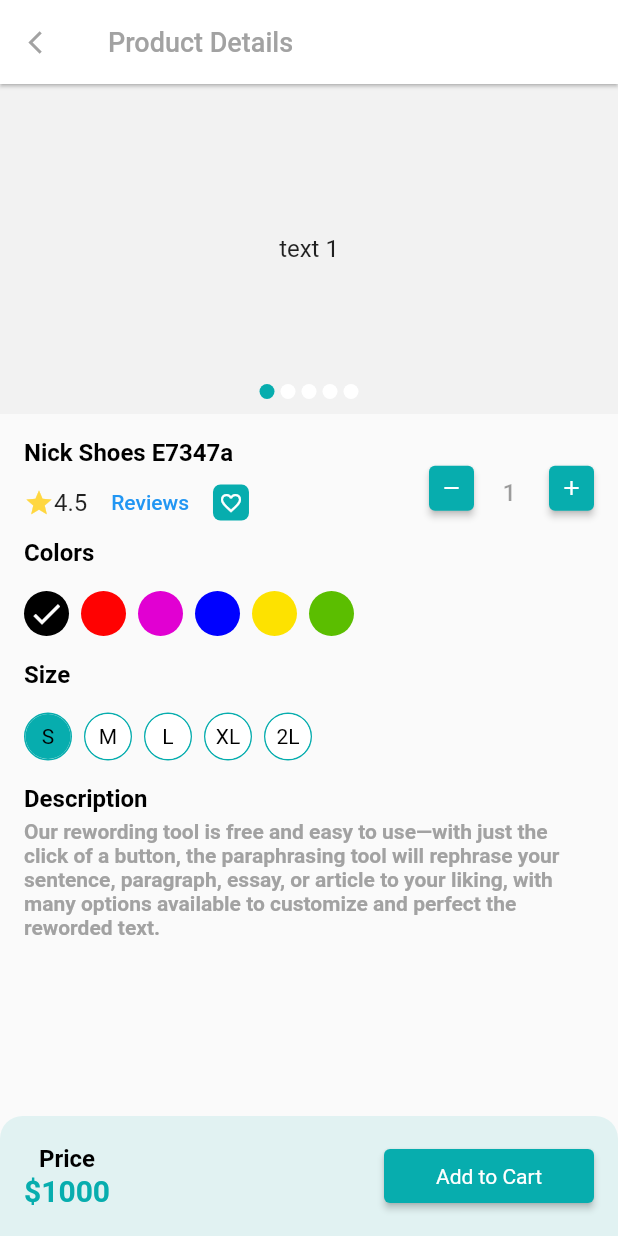
After one commit to dipu363/E-Commarce_craftybay, a Flutter app: the ProductDetailsScreen screen opened directly, on a phone screen of 412 x 824 dp. The commit adds this screen. Run offline on Flutter 3.47's test engine with Material 2 defaults, Android fonts, the phone set to English and light mode, and no system bars; drawn by our look-alikes of carousel_slider; our stand-ins replace get, pin_code_fields.

Commit message:
product detail screen design done

```diff
--- a/lib/ui/screen/home_screen.dart
+++ b/lib/ui/screen/home_screen.dart
@@ -1,9 +1,12 @@
+
+import 'package:craftybay/ui/screen/product_list_screen.dart';
+import 'package:craftybay/ui/state_managers/buttom_nav_bar_controller.dart';
 
 import '../widget/caregoty_card_widget.dart';
 import '../widget/product_card_widget.dart';
 
 import 'package:flutter/material.dart';
-
+import 'package:get/get.dart';
 import '../widget/home/app_bar_icon_boutton.dart';
 import '../widget/home/home_carosel.dart';
 import '../widget/home/marker_title.dart';
@@ -47,7 +50,9 @@ class _HomeScreenState extends State<HomeScreen> {
                 const SizedBox(height: 8),
                  MarkerTitleWidget(
                   title: 'All Categories',
-                  onTap: (){},
+                  onTap: (){
+                    Get.find<BottomNabBarController>().changeIndex(1);
+                  },
                 ),
                 const SizedBox(height: 8),
                  SingleChildScrollView(
@@ -66,7 +71,9 @@ class _HomeScreenState extends State<HomeScreen> {
                 const SizedBox(height: 8),
                  MarkerTitleWidget(
                   title: 'Popular',
-                   onTap: (){},
+                   onTap: (){
+                     Get.to(const ProductListScreen());
+                   },
                 ),
                 const SizedBox(height: 8),
                 SingleChildScrollView(
@@ -83,7 +90,9 @@ class _HomeScreenState extends State<HomeScreen> {
                 const SizedBox(height: 8),
                  MarkerTitleWidget(
                    title: 'Spacial',
-                   onTap: (){},
+                   onTap: (){
+                     Get.to(const ProductListScreen());
+                   },
                  ),
                 const SizedBox(height: 8),
                 SingleChildScrollView(
@@ -100,7 +109,9 @@ class _HomeScreenState extends State<HomeScreen> {
                 const SizedBox(height: 8),
                  MarkerTitleWidget(
                    title: 'New',
-                   onTap: (){},
+                   onTap: (){
+                     Get.to(const ProductListScreen());
+                   },
                  ),
                 const SizedBox(height: 8),
                 SingleChildScrollView(
--- /dev/null
+++ b/lib/ui/screen/product_details_screen.dart
@@ -0,0 +1,280 @@
+import '/ui/widget/common_elevated_button.dart';
+
+import '/ui/widget/product_details/product_image_carousel_widget.dart';
+import 'package:flutter/material.dart';
+
+import '../utils/app_colors.dart';
+import '../widget/product_details/product_stepper_widget.dart';
+
+class ProductDetailsScreen extends StatefulWidget {
+  const ProductDetailsScreen({Key? key}) : super(key: key);
+
+  @override
+  State<ProductDetailsScreen> createState() => _ProductDetailsScreenState();
+}
+
+class _ProductDetailsScreenState extends State<ProductDetailsScreen> {
+  List<Color> colors = const [
+    Color(0xFF000000),
+    Color(0xFFFF0202),
+    Color(0xFFE100D2),
+    Color(0xFF0001FF),
+    Color(0xFFFDE200),
+    Color(0xFF5BBE00),
+  ];
+
+  List<String> size = [
+    'S',
+    'M',
+    'L',
+    'XL',
+    '2L',
+  ];
+
+  Color selectedColor = const Color(0xFF000000);
+  String selectedSize = 'S';
+
+  @override
+  Widget build(BuildContext context) {
+    return Scaffold(
+      appBar: AppBar(
+        leading: IconButton(
+          onPressed: () {},
+          icon: const Icon(Icons.arrow_back_ios),
+        ),
+        title: const Text('Product Details'),
+      ),
+      body: Column(
+        crossAxisAlignment: CrossAxisAlignment.start,
+        children: [
+          Expanded(
+            child: SingleChildScrollView(
+              child: Column(
+                children: [
+                  ProductImageCarousel(),
+                  Padding(
+                    padding: const EdgeInsets.all(16.0),
+                    child: Column(
+                      crossAxisAlignment: CrossAxisAlignment.start,
+                      children: [
+                        Row(
+                          mainAxisAlignment: MainAxisAlignment.start,
+                          children: [
+                            Expanded(
+                              child: Column(
+                                crossAxisAlignment: CrossAxisAlignment.start,
+                                children: [
+                                  const Text(
+                                    'Nick Shoes E7347a',
+                                    style: TextStyle(
+                                        fontSize: 16,
+                                        fontWeight: FontWeight.bold,
+                                        color: blackColor),
+                                  ),
+                                  Row(
+                                    children: [
+                                      Wrap(
+                                        crossAxisAlignment:
+                                            WrapCrossAlignment.center,
+                                        children: const [
+                                          Icon(
+                                            Icons.star,
+                                            size: 20,
+                                            color: Colors.amberAccent,
+                                          ),
+                                          Text(
+                                            '4.5',
+                                            style: TextStyle(
+                                              fontSize: 16,
+                                            ),
+                                          )
+                                        ],
+                                      ),
+                                      const SizedBox(width: 8),
+                                      TextButton(
+                                        onPressed: () {},
+                                        child: const Text('Reviews'),
+                                      ),
+                                      const SizedBox(width: 8),
+                                      Container(
+                                        decoration: BoxDecoration(
+                                            color: primaryColor,
+                                            borderRadius:
+                                                BorderRadius.circular(5)),
+                                        child: const Padding(
+                                          padding: EdgeInsets.all(4.0),
+                                          child: Icon(
+                                            Icons.favorite_border,
+                                            color: Colors.white,
+                                            size: 16,
+                                          ),
+                                        ),
+                                      ),
+                                    ],
+                                  ),
+                                ],
+                              ),
+                            ),
+                            const SizedBox(
+                              width: 8,
+                            ),
+                            const ProductStepper(),
+                          ],
+                        ),
+                        const Text(
+                          'Colors',
+                          style: TextStyle(
+                              fontWeight: FontWeight.w600,
+                              fontSize: 16,
+                              color: blackColor),
+                        ),
+                        const SizedBox(
+                          height: 16,
+                        ),
+                        Row(
+                          children: colors.map((color) {
+                            return Padding(
+                              padding: const EdgeInsets.only(right: 8.0),
+                              child: InkWell(
+                                onTap: () {
+                                  if (selectedColor != color) {
+                                    selectedColor = color;
+                                    if (mounted) {
+                                      setState(() {});
+                                    }
+                                  }
+                                },
+                                child: CircleAvatar(
+                                  backgroundColor: color,
+                                  radius: 15,
+                                  child: Visibility(
+                                    visible: color == selectedColor,
+                                    child: const Icon(
+                                      Icons.check,
+                                      color: Colors.white,
+                                    ),
+                                  ),
+                                ),
+                              ),
+                            );
+                          }).toList(),
+                        ),
+                        const SizedBox(
+                          height: 16,
+                        ),
+                        const Text(
+                          'Size',
+                          style: TextStyle(
+                              fontWeight: FontWeight.w600,
+                              fontSize: 16,
+                              color: blackColor),
+                        ),
+                        const SizedBox(
+                          height: 16,
+                        ),
+                        Row(
+                          children: size.map((size) {
+                            return Padding(
+                              padding: const EdgeInsets.only(right: 8.0),
+                              child: InkWell(
+                                borderRadius: BorderRadius.circular(10),
+                                onTap: () {
+                                  selectedSize = size;
+                                  if (mounted) {
+                                    setState(() {});
+                                  }
+                                },
+                                child: Container(
+                                  decoration: BoxDecoration(
+                                      border: Border.all(color: primaryColor),
+                                      borderRadius: BorderRadius.circular(16)),
+                                  child: CircleAvatar(
+                                    backgroundColor: size == selectedSize
+                                        ? primaryColor
+                                        : Colors.white,
+                                    radius: 15,
+                                    child: Text(
+                                      size,
+                                      style: const TextStyle(
+                                          fontSize: 14, color: blackColor),
+                                    ),
+                                  ),
+                                ),
+                              ),
+                            );
+                          }).toList(),
+                        ),
+                        const SizedBox(
+                          height: 16,
+                        ),
+                        const Text(
+                          'Description',
+                          style: TextStyle(
+                              fontWeight: FontWeight.w600,
+                              fontSize: 16,
+                              color: blackColor),
+                        ),
+                        const SizedBox(
+                          height: 4,
+                        ),
+                        const Text(
+                          'Our rewording tool is free and easy to use—with just the click of a button, the paraphrasing tool will rephrase your sentence, paragraph, essay, or article to your liking, with many options available to customize and perfect the reworded text.',
+                          style: TextStyle(
+                              fontWeight: FontWeight.w600,
+                              fontSize: 14,
+                              color: grayColor),
+                        ),
+                        const SizedBox(
+                          height: 16,
+                        ),
+                      ],
+                    ),
+                  ),
+                ],
+              ),
+            ),
+          ),
+          Container(
+            decoration: BoxDecoration(
+                color: primaryColor.withOpacity(0.1),
+                borderRadius: const BorderRadius.only(
+                  topRight: Radius.circular(15),
+                  topLeft: Radius.circular(15),
+                )),
+            child: Padding(
+              padding: const EdgeInsets.all(16.0),
+              child: Row(
+                mainAxisAlignment: MainAxisAlignment.spaceBetween,
+                children: [
+                  Column(
+                    children: const [
+                      Text(
+                        'Price',
+                        style: TextStyle(
+                            fontSize: 16,
+                            fontWeight: FontWeight.bold,
+                            color: blackColor),
+                      ),
+                      Text(
+                        '\$1000',
+                        style: TextStyle(
+                            fontSize: 20,
+                            fontWeight: FontWeight.bold,
+                            color: primaryColor),
+                      ),
+                    ],
+                  ),
+                  SizedBox(
+                    width: 140,
+                    child: CommonElevatedButton(
+                        title: 'Add to Cart', onTap: () {}),
+                  )
+                ],
+              ),
+            ),
+          )
+        ],
+      ),
+    );
+  }
+}
--- a/lib/ui/widget/product_card_widget.dart
+++ b/lib/ui/widget/product_card_widget.dart
@@ -1,4 +1,6 @@
+import 'package:craftybay/ui/screen/product_details_screen.dart';
 import 'package:flutter/material.dart';
+import 'package:get/get.dart';
 
 import '../utils/app_colors.dart';
 
@@ -11,6 +13,10 @@ class ProductCardWidget extends StatelessWidget {
   Widget build(BuildContext context) {
     return SizedBox(
       width: 140,
+      child: InkWell(
+        onTap: (){
+          Get.to(const ProductDetailsScreen());
+        },
         child: Card(
           elevation: 3,
           child: Column(
@@ -83,6 +89,7 @@ class ProductCardWidget extends StatelessWidget {
             ],
           ),
         ),
+      ),
     );
   }
 }
--- /dev/null
+++ b/lib/ui/widget/product_details/product_image_carousel_widget.dart
@@ -0,0 +1,82 @@
+
+import 'package:carousel_slider/carousel_controller.dart';
+import 'package:carousel_slider/carousel_slider.dart';
+import 'package:flutter/material.dart';
+
+import '../../utils/app_colors.dart';
+class ProductImageCarousel extends StatelessWidget {
+  ProductImageCarousel({super.key});
+  final CarouselController _carouselController = CarouselController();
+  final ValueNotifier<int> _currentCaroselIndex = ValueNotifier(0);
+
+
+
+  @override
+  Widget build(BuildContext context) {
+    return Stack(
+      alignment: Alignment.bottomCenter,
+      children: [
+        CarouselSlider(
+          carouselController: _carouselController,
+          options: CarouselOptions(
+              onPageChanged: (index, _){
+                _currentCaroselIndex.value = index;
+              },
+              height: 220.0,
+              viewportFraction: 1,
+              autoPlay: true,
+              enableInfiniteScroll: true,
+              autoPlayInterval: const Duration(seconds: 5)),
+          items: [1, 2, 3, 4, 5].map((i) {
+            return Builder(
+              builder: (BuildContext context) {
+                return Container(
+                  width: MediaQuery.of(context).size.width,
+
+                  decoration: BoxDecoration(
+                    color: graySoftColor.withOpacity(0.4),
+
+                  ),
+                  alignment: Alignment.center,
+                  child: Text(
+                    'text $i',
+                    style: const TextStyle(fontSize: 16.0),
+                  ),
+                );
+              },
+            );
+          }).toList(),
+        ),
+
+        Padding(
+          padding: const EdgeInsets.only(bottom: 8.0),
+          child: ValueListenableBuilder(
+            valueListenable: _currentCaroselIndex,
+            builder: (BuildContext context, value,_) {
+
+              return Row(
+                mainAxisAlignment: MainAxisAlignment.center,
+                children: [
+                  for(int i = 0; i<5; i++)
+                    Padding(
+                      padding:  const EdgeInsets.all(2.0),
+                      child: Container(
+                        height: 10,
+                        width: 10,
+                        decoration: BoxDecoration(
+                          color: value == i? primaryColor : Colors.white,
+                          borderRadius: BorderRadius.circular(10),
+                        ),
+                      ),
+                    )
+
+                ],
+              );
+            },
+
+          ),
+        ),
+      ],
+    );
+  }
+}
--- /dev/null
+++ b/lib/ui/widget/product_details/product_stepper_widget.dart
@@ -0,0 +1,72 @@
+
+import 'package:flutter/material.dart';
+class ProductStepper extends StatefulWidget {
+
+  const ProductStepper({Key? key}) : super(key: key);
+
+  @override
+  State<ProductStepper> createState() => _ProductStepperState();
+}
+class _ProductStepperState extends State<ProductStepper> {
+  final TextEditingController _stepperController = TextEditingController(text: '1');
+  int _currentValue = 1;
+
+  @override
+  Widget build(BuildContext context) {
+    return Wrap(
+      children: [
+        SizedBox(
+          width: 30,
+          height: 30,
+          child: ElevatedButton(
+            style: ElevatedButton.styleFrom(
+                padding: EdgeInsets.zero
+            ),
+            onPressed: () {
+
+              if(_currentValue>1) {
+                _currentValue--;
+                _stepperController.text = _currentValue.toString();
+              }else{}
+            },
+            child: const Icon(Icons.remove,size: 16,),
+
+          ),
+        ),
+        SizedBox(
+          width: 50,
+          height: 30,
+          child: TextField(
+            textAlign: TextAlign.center,
+            controller: _stepperController,
+            enabled: false,
+            decoration: const InputDecoration(
+              border: OutlineInputBorder(
+                borderSide: BorderSide.none,
+              ),
+            ),
+            style: const TextStyle(fontSize: 16, fontWeight: FontWeight.w500),
+          ),
+        ),
+        SizedBox(
+          width: 30,
+          height: 30,
+          child: ElevatedButton(
+            style: ElevatedButton.styleFrom(
+                padding: EdgeInsets.zero
+            ),
+            onPressed: () {
+              if(_currentValue <20) {
+                _currentValue++;
+                _stepperController.text = _currentValue.toString();
+              }else{}
+
+            },
+            child: const Icon(Icons.add,size: 16,),
+
+          ),
+        )
+      ],
+    );
+  }
+}
```
Also changed, not shown: lib/ui/screen/product_list_screen.dart (+7 -6 lines). Lines whose indentation alone changed are shown as unchanged.
